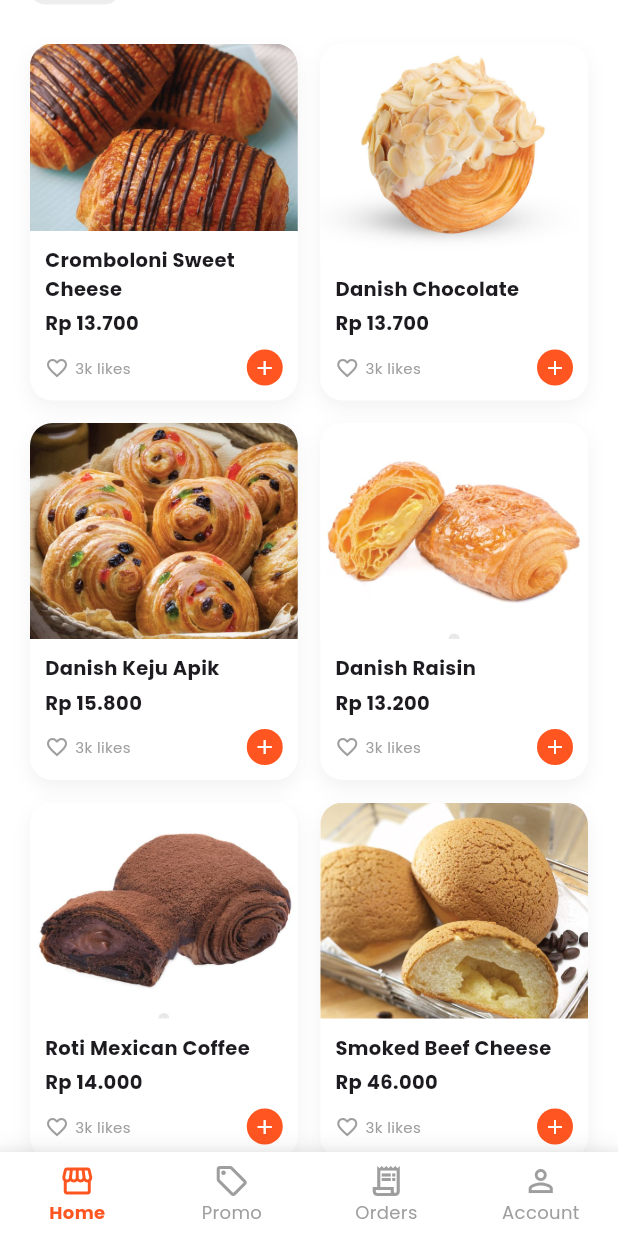
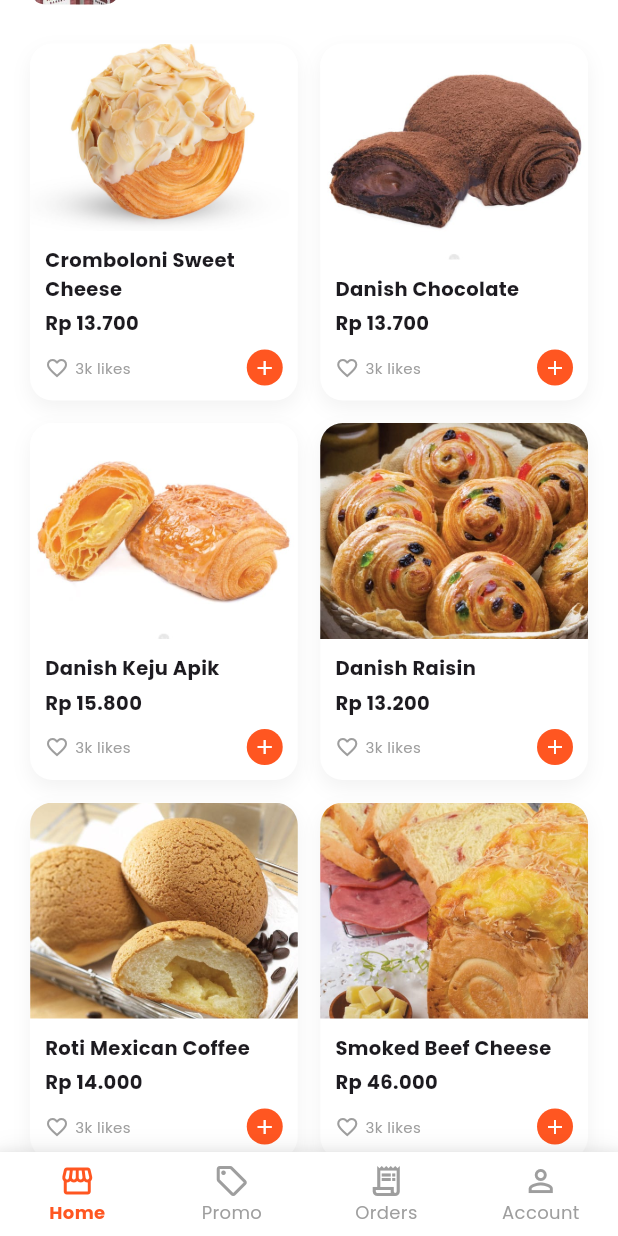
Before and after one commit to Baimiyk/prjoect_flutter_holland_bakery, a Flutter app: the screen it shows after launch, scrolled down 576 dp, on a phone screen of 412 x 824 dp. Run offline on Flutter 3.47's test engine with Material 3 defaults, Android fonts, the phone set to English and light mode, and no system bars; our stand-ins replace google_fonts.

Commit message:
Add images untuk store dan promo

```diff
--- a/lib/screens/dashboard.dart
+++ b/lib/screens/dashboard.dart
@@ -171,15 +171,18 @@ class DashboardScreen extends StatelessWidget {
                 width: double.infinity,
                 height: 140,
                 decoration: BoxDecoration(
-                  color: const Color(0xFF1E4595), // Warna biru banner
                   borderRadius: BorderRadius.circular(15),
-                  // image: DecorationImage(...) // Aktifkan jika sudah ada gambar banner
+                  image: const DecorationImage(
+                    image: AssetImage("assets/images/promo1.png"),
+                    fit: BoxFit.cover, // biar gambar full & gak stretch
+                  ),
                 ),
+                // Kalau mau tetep ada teks "POTONGAN ONGKIR" di atas gambar:
                 child: Stack(
                   children: [
                     Positioned(
                       right: 20,
-                      top: 40,
+                      top: 30,
                       child: Column(
                         crossAxisAlignment: CrossAxisAlignment.end,
                         children: const [
@@ -189,7 +192,14 @@ class DashboardScreen extends StatelessWidget {
                             style: TextStyle(
                               color: Colors.white,
                               fontWeight: FontWeight.bold,
-                              fontSize: 18,
+                              fontSize: 22,
+                              shadows: [
+                                Shadow(
+                                  offset: Offset(2, 2),
+                                  blurRadius: 4,
+                                  color: Colors.black45,
+                                ),
+                              ],
                             ),
                           ),
                         ],
@@ -250,13 +260,12 @@ class DashboardScreen extends StatelessWidget {
                     "Rp 46.000",
                   ];
                   final images = [
-                    "assets/roti/croco.jpg",
-                    "assets/roti/croke.jpg",
-                    "assets/roti/danrai.jpg",
-                    "assets/roti/danke.jpg",
-                    "assets/roti/danco.jpg",
-                    "assets/roti/romeco.jpg",
-                    "assets/roti/smobe.jpg",
+                    "assets/images/croke.jpg",
+                    "assets/images/danco.jpg",
+                    "assets/images/danke.jpg",
+                    "assets/images/danrai.jpg",
+                    "assets/images/romeco.jpg",
+                    "assets/images/smobe.jpg",
                   ];
 
                   return ProductCard(
@@ -288,14 +297,14 @@ class DashboardScreen extends StatelessWidget {
   Widget _buildStoreItem(String name, String info, String rating) {
     return Row(
       children: [
-        Container(
-          width: 60,
-          height: 60,
-          decoration: BoxDecoration(
-            color: Colors.grey[200],
-            borderRadius: BorderRadius.circular(10),
+        ClipRRect(
+          borderRadius: BorderRadius.circular(10),
+          child: Image.asset(
+            "assets/images/store.png",
+            width: 60,
+            height: 60,
+            fit: BoxFit.cover,
           ),
-          child: const Icon(Icons.store, color: Colors.grey),
         ),
         const SizedBox(width: 12),
         Expanded(
--- a/pubspec.yaml
+++ b/pubspec.yaml
@@ -56,8 +56,8 @@ flutter:
   uses-material-design: true
 
   assets:
-    - assets/roti/
     - assets/icons/
+    - assets/images/
 
   # An image asset can refer to one or more resolution-specific "variants", see
   # https://flutter.dev/to/resolution-aware-images
```
Also changed, not shown: assets/images/croco.jpg (renamed from assets/roti/croco.jpg), assets/images/croke.jpg (renamed from assets/roti/croke.jpg), assets/images/danco.jpg (renamed from assets/roti/danco.jpg), assets/images/danke.jpg (renamed from assets/roti/danke.jpg), assets/images/danrai.jpg (renamed from assets/roti/danrai.jpg), assets/images/promo1.png (added), assets/images/romeco.jpg (renamed from assets/roti/romeco.jpg), assets/images/smobe.jpg (renamed from assets/roti/smobe.jpg), assets/images/store.png (added), 1 other file.
